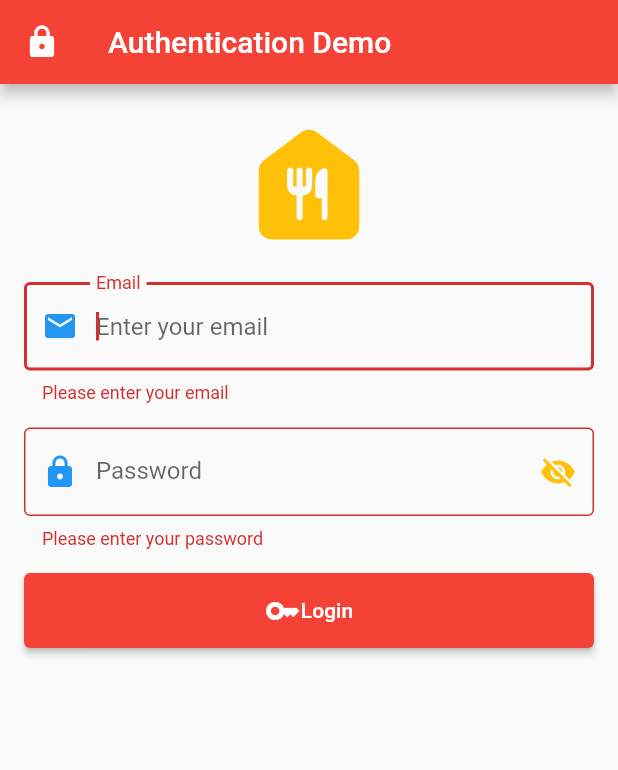
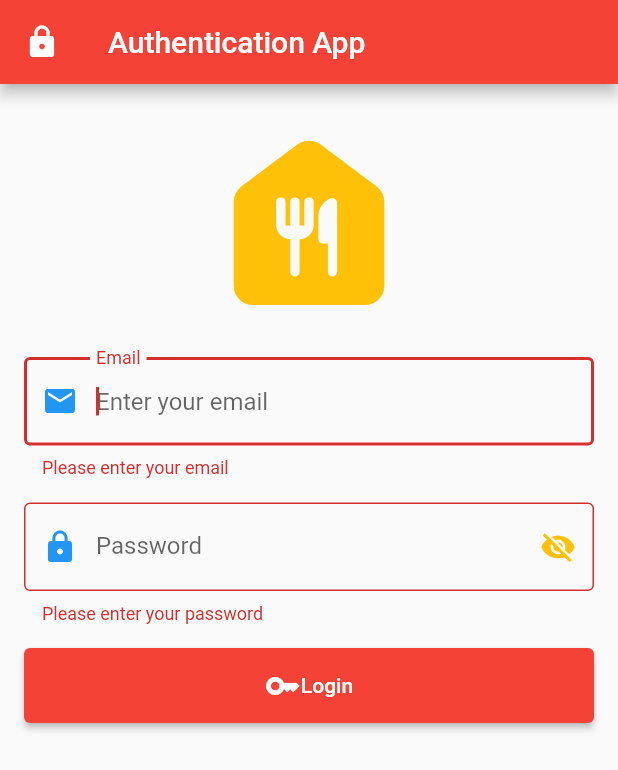
Before and after one commit to genss333/1201386-mobile-app, a Flutter app: the screen it shows after launch, after a tap on "Login", on a phone screen of 412 x 824 dp. Shown: the top 770 px of the screen. Run offline on Flutter 3.47's test engine with Material 2 defaults, Android fonts, the phone set to English and light mode, and no system bars; network calls fail.

Commit message:
Add chap6

```diff
--- a/authen/lib/login_screen.dart
+++ b/authen/lib/login_screen.dart
@@ -1,21 +1,22 @@
 import 'package:authen/validation.dart';
 import 'package:flutter/material.dart';
 
+import 'home_screen.dart';
+
 class LoginScreen extends StatefulWidget {
-  const LoginScreen({super.key, required this.title});
-  final String title;
+  const LoginScreen({super.key});
 
   @override
   State<LoginScreen> createState() => _LoginScreenState();
 }
 
 class _LoginScreenState extends State<LoginScreen> {
+  // create GlobalKey
+  final GlobalKey<FormState> _formKey = GlobalKey<FormState>();
+
   // create TextEditingController
   final TextEditingController _emailController = TextEditingController();
   final TextEditingController _passwordController = TextEditingController();
-
-  // create GlobalKey
-  final GlobalKey<FormState> _formKey = GlobalKey<FormState>();
 
   //create FocusNode
   final FocusNode _emailFocusNode = FocusNode();
@@ -24,7 +25,7 @@ class _LoginScreenState extends State<LoginScreen> {
   bool _isObscure = true;
 
   final _email = [
-    'test@gmail.com',
+    'test',
     'dd@gmail.com',
     '123@gmail.com',
   ];
@@ -40,7 +41,7 @@ class _LoginScreenState extends State<LoginScreen> {
     return Scaffold(
       appBar: AppBar(
         leading: const Icon(Icons.lock),
-        title: Text(widget.title),
+        title: const Text('Authentication App'),
       ),
       body: Padding(
         padding: const EdgeInsets.all(16.0),
@@ -50,7 +51,7 @@ class _LoginScreenState extends State<LoginScreen> {
             children: <Widget>[
               const Icon(
                 Icons.food_bank_rounded,
-                size: 100,
+                size: 150,
                 color: Colors.amber,
               ),
               const SizedBox(height: 16.0),
@@ -129,14 +130,23 @@ class _LoginScreenState extends State<LoginScreen> {
           break;
         }
       }
-
       if (correct) {
-        _buildAlertDialog(context, correct);
+        _buildAlertDialog(
+                context, correct, 'Login Sucess', 'Welcome to My Application')
+            .then(
+          (value) {
+            Navigator.of(context).pushReplacement(
+              MaterialPageRoute(
+                builder: (context) => const HomeScreen(),
+              ),
+            );
+          },
+        );
       } else {
-        _buildAlertDialog(context, correct);
+        _buildAlertDialog(context, correct, 'Login Fail', 'Please try again');
       }
-
-      // _clear();
+      _formKey.currentState!.reset();
+      _clear();
     } else if (_emailController.text.isEmpty) {
       FocusScope.of(context).requestFocus(_emailFocusNode);
     } else if (_passwordController.text.isEmpty) {
@@ -151,16 +161,17 @@ class _LoginScreenState extends State<LoginScreen> {
     _passwordFocusNode.unfocus();
   }
 
-  void _buildAlertDialog(BuildContext context, bool correct) {
-    showDialog(
+  Future<void> _buildAlertDialog(
+      BuildContext context, bool correct, String title, String content) async {
+    return showDialog(
       context: context,
       builder: (context) {
         return AlertDialog(
           backgroundColor: correct ? Colors.green : Colors.red,
           titleTextStyle: const TextStyle(color: Colors.white),
           contentTextStyle: const TextStyle(color: Colors.white),
-          title: Text(correct ? 'Login Success' : 'Login Fail'),
-          content: Text(correct ? 'Welcome to my app' : 'Please try again'),
+          title: Text(title),
+          content: Text(content),
           actions: [
             TextButton(
               onPressed: () {
--- a/authen/lib/main.dart
+++ b/authen/lib/main.dart
@@ -15,7 +15,7 @@ class MyApp extends StatelessWidget {
       theme: ThemeData(
         primarySwatch: Colors.red,
       ),
-      home: const LoginScreen(title: 'Authentication Demo'),
+      home: const LoginScreen(),
       debugShowCheckedModeBanner: false,
     );
   }
--- a/authen/pubspec.yaml
+++ b/authen/pubspec.yaml
@@ -60,8 +60,8 @@ flutter:
   uses-material-design: true
 
   # To add assets to your application, add an assets section, like this:
-  # assets:
-  #   - images/a_dot_burr.jpeg
+  assets:
+    - images/
   #   - images/a_dot_ham.jpeg
 
   # An image asset can refer to one or more resolution-specific "variants", see
```
Also changed, not shown: authen/lib/home_screen.dart (added, +54 -0 lines), authen/lib/info_screen.dart (added, +65 -0 lines), authen/images/cover.webp (added), authen/images/law.jpg (added).
